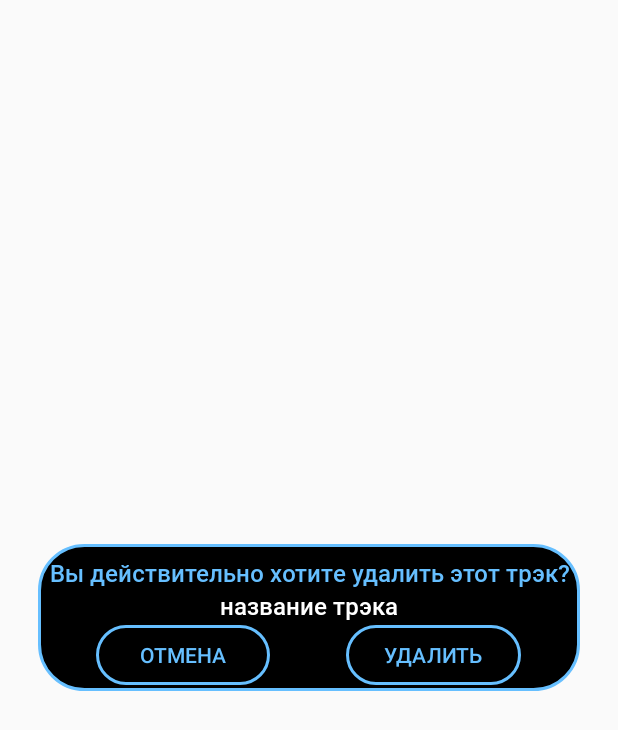
After one commit to SuperBigBang/MusHelp, an Android app: the layout popup_delete.xml on its own in the app's theme, with its tools: preview values and no code run, on a phone screen of 412 x 824 dp. The commit adds this screen. Shown: the top 730 px of the screen. Run offline under Robolectric (Android 15) with nearby library versions, the phone set to English and light mode, and no system bars.

Commit message:
feat: Delete popup window - realize

```diff
--- a/app/build.gradle
+++ b/app/build.gradle
@@ -67,5 +67,6 @@ dependencies {
     androidTestImplementation(deps.espresso.core) {
         exclude group: 'com.google.code.findbugs'
     }
-    implementation 'com.google.android.gms:play-services-ads:17.1.1'
+    implementation 'com.google.android.gms:play-services-ads:17.1.2'
+    implementation 'com.github.razerdp:BasePopup:2.0.9'
 }
--- a/app/src/main/java/com/superbigbang/mushelp/adapter/provider/SetListItemProvider.java
+++ b/app/src/main/java/com/superbigbang/mushelp/adapter/provider/SetListItemProvider.java
@@ -22,12 +22,12 @@ public class SetListItemProvider extends BaseItemProvider<NormalMultipleEntity,
 
     @Override
     public void convert(BaseViewHolder helper, NormalMultipleEntity data, int position) {
-        helper.setText(R.id.setListName, data.content);
+        helper.setText(R.id.setListName, data.songname);
     }
 
     @Override
     public void onClick(BaseViewHolder helper, NormalMultipleEntity data, int position) {
-        Toast.makeText(mContext, "click on " + data.content, Toast.LENGTH_SHORT).show();
+        Toast.makeText(mContext, "click on " + data.songname, Toast.LENGTH_SHORT).show();
     }
 
     @Override
--- a/app/src/main/java/com/superbigbang/mushelp/adapter/provider/SongsListItemProvider.java
+++ b/app/src/main/java/com/superbigbang/mushelp/adapter/provider/SongsListItemProvider.java
@@ -24,7 +24,7 @@ public class SongsListItemProvider extends BaseItemProvider<NormalMultipleEntity
     @Override
     public void convert(BaseViewHolder helper, NormalMultipleEntity data, int position) {
         helper.setText(R.id.songPosition, String.valueOf(data.id));
-        helper.setText(R.id.songName, data.content);
+        helper.setText(R.id.songName, data.songname);
         helper.setText(R.id.songLyrics, data.lyrics);
         helper.setText(R.id.bpmEditMetro, String.valueOf(data.bitrate));
         helper.addOnClickListener(R.id.playPauseButton).addOnClickListener(R.id.deleteSongButton)
--- /dev/null
+++ b/app/src/main/res/layout/popup_delete.xml
@@ -0,0 +1,69 @@
+<?xml version="1.0" encoding="utf-8"?>
+<RelativeLayout xmlns:android="http://schemas.android.com/apk/res/android"
+    android:layout_width="match_parent"
+    android:layout_height="match_parent">
+
+    <LinearLayout
+        android:layout_width="match_parent"
+        android:layout_height="wrap_content"
+        android:layout_centerInParent="true"
+        android:layout_marginLeft="25dp"
+        android:layout_marginRight="25dp"
+        android:background="@drawable/round_shape_btn_set_lists"
+        android:orientation="vertical">
+
+        <TextView
+            android:layout_width="match_parent"
+            android:layout_height="wrap_content"
+            android:layout_marginTop="8dp"
+            android:fontFamily="@font/roboto_medium"
+            android:gravity="center"
+            android:text="Вы действительно хотите удалить этот трэк?"
+            android:textAllCaps="false"
+            android:textColor="@color/cornerColor"
+            android:textSize="16sp" />
+
+        <TextView
+            android:id="@+id/popupDelWindSongName"
+            android:layout_width="match_parent"
+            android:layout_height="wrap_content"
+            android:layout_marginBottom="2dp"
+            android:fontFamily="@font/roboto_medium"
+            android:gravity="center"
+            android:text="название трэка"
+            android:textColor="@color/textColorPrimary"
+            android:textSize="16sp" />
+
+        <LinearLayout
+            android:layout_width="match_parent"
+            android:layout_height="40dp"
+            android:layout_marginBottom="4dp"
+            android:gravity="center"
+            android:orientation="horizontal"
+            android:weightSum="2">
+
+            <Button
+                android:id="@+id/btn_cancel"
+                android:layout_width="0dp"
+                android:layout_height="wrap_content"
+                android:layout_marginBottom="0dp"
+                android:layout_marginRight="25dp"
+                android:layout_weight="0.75"
+                android:background="@drawable/round_shape_btn_set_lists"
+                android:text="Отмена"
+                android:textColor="@color/cornerColor" />
+
+            <Button
+                android:id="@+id/btn_Compelete"
+                android:layout_width="0dp"
+                android:layout_height="wrap_content"
+                android:layout_marginLeft="25dp"
+                android:layout_weight="0.75"
+                android:background="@drawable/round_shape_btn_set_lists"
+                android:text="Удалить"
+                android:textColor="@color/cornerColor" />
+        </LinearLayout>
+
+    </LinearLayout>
+
+</RelativeLayout>
```
Also changed, not shown: app/src/main/java/com/superbigbang/mushelp/customMoxyStrategies/ClearStateStrategy.java (added, +19 -0 lines), app/src/main/java/com/superbigbang/mushelp/model/NormalMultipleEntity.java (+5 -5 lines), app/src/main/java/com/superbigbang/mushelp/popup/DeleteSongPopup.java (added, +105 -0 lines), app/src/main/java/com/superbigbang/mushelp/popup/InputPopup.java (added, +90 -0 lines), app/src/main/java/com/superbigbang/mushelp/screen/topLevelActivity/TopLevelPresenter.java (+8 -0 lines), app/src/main/java/com/superbigbang/mushelp/screen/topLevelActivity/TopLevelView.java (+8 -0 lines), app/src/main/java/com/superbigbang/mushelp/screen/topLevelActivity/TopLevelViewActivity.java (+13 -6 lines), app/src/main/res/layout/popup_input.xml (added, +57 -0 lines), app/src/main/res/values/styles.xml (+8 -0 lines).
